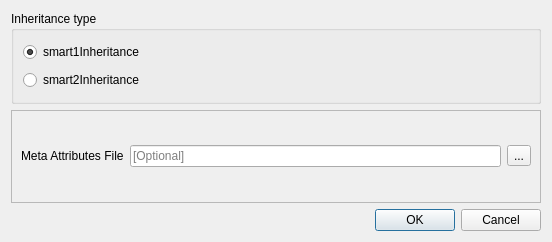
The window that projectgenerator/ui/ili2db_options.ui (opengisch/QgisModelBaker) describes before a commit, drawn with Qt 5.
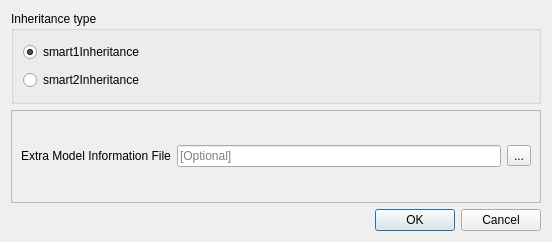
The same window after the commit.

Commit message:
Extra Model Information File
Is the name the user sees for the toml-file so he understands what it's about.

Patch:
```diff
--- a/projectgenerator/ui/ili2db_options.ui
+++ b/projectgenerator/ui/ili2db_options.ui
@@ -75,7 +75,7 @@
       <item row="0" column="0">
        <widget class="QLabel" name="toml_file_label">
         <property name="text">
-         <string>Meta Attributes File</string>
+         <string>Extra Model Information File</string>
         </property>
        </widget>
       </item>
```
The commit also changes 2 other files.
